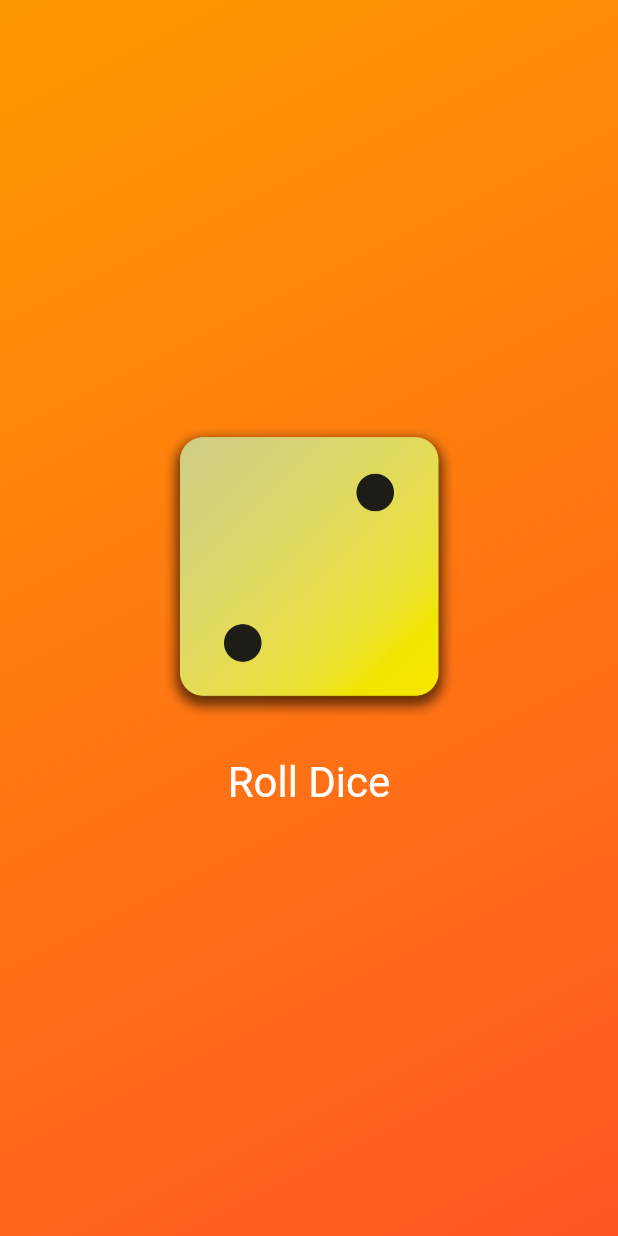
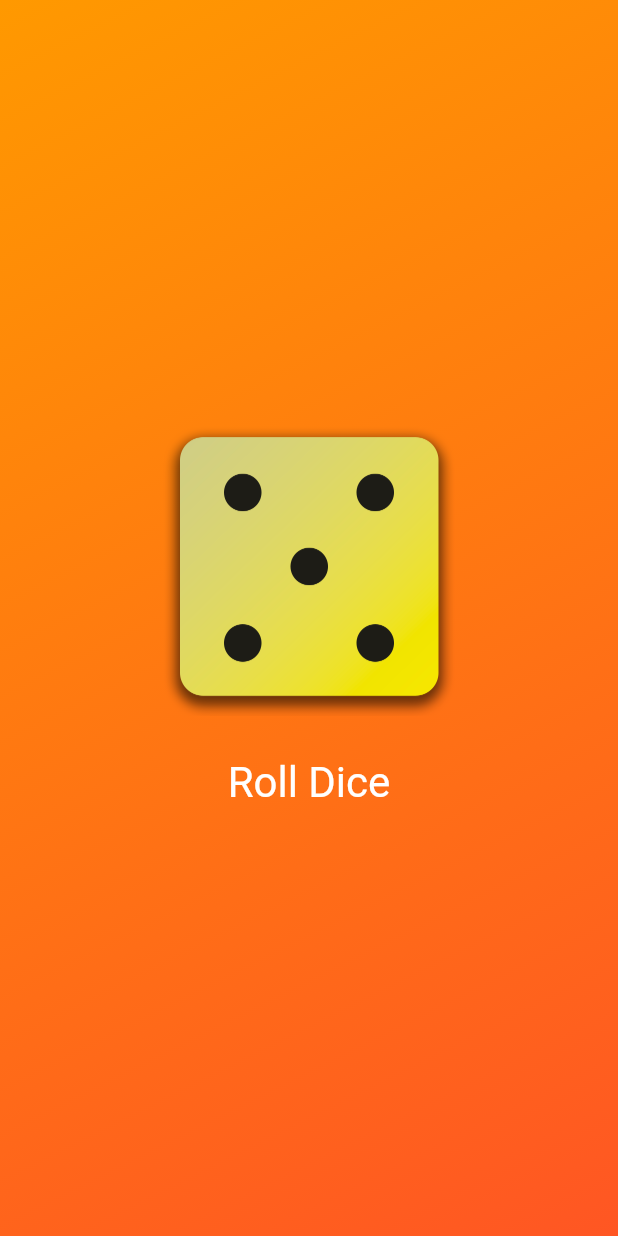
Before and after one commit to GuiKrause/roll_dice, a Flutter app: the screen it shows after launch, after a tap on "Roll Dice", on a phone screen of 412 x 824 dp. Run offline on Flutter 3.47's test engine with Material 3 defaults, Android fonts, the phone set to English and light mode, and no system bars.

```diff
--- /dev/null
+++ b/lib/dice_roller.dart
@@ -0,0 +1,47 @@
+import 'dart:math';
+
+import 'package:flutter/material.dart';
+
+final randomizer = Random();
+
+class DiceRoller extends StatefulWidget {
+  const DiceRoller({super.key});
+
+  @override
+  State<DiceRoller> createState() {
+    return _DiceRollerState();
+  }
+}
+
+class _DiceRollerState extends State<DiceRoller> {
+  var currentDiceRoll = 2;
+
+  void rollDice() {
+    setState(() {
+      currentDiceRoll = randomizer.nextInt(6) + 1;
+    });
+  }
+
+  @override
+  Widget build(context) {
+    return Column(
+      mainAxisAlignment: MainAxisAlignment.center,
+      children: [
+        Image.asset(
+          'assets/images/dice-$currentDiceRoll.png',
+          width: 200,
+        ),
+        const SizedBox(
+          height: 20,
+        ),
+        TextButton(
+          onPressed: rollDice,
+          style: TextButton.styleFrom(
+              foregroundColor: Colors.white,
+              textStyle: const TextStyle(fontSize: 28)),
+          child: const Text('Roll Dice'),
+        )
+      ],
+    );
+  }
+}
--- a/lib/gradient_container.dart
+++ b/lib/gradient_container.dart
@@ -1,4 +1,5 @@
 import 'package:flutter/material.dart';
+import 'package:roll_dice/dice_roller.dart';
 
 const startAlignment = Alignment.topLeft;
 const endAlignment = Alignment.bottomRight;
@@ -8,10 +9,6 @@ class GradientContainer extends StatelessWidget {
 
   final Color color1;
   final Color color2;
-
-  void rollDice() {
-
-  }
 
   @override
   Widget build(context) {
@@ -26,25 +23,8 @@ class GradientContainer extends StatelessWidget {
           end: endAlignment,
         ),
       ),
-      child: Center(
-        child: Column(
-          mainAxisAlignment: MainAxisAlignment.center,
-          children: [
-            Image.asset('assets/images/dice-2.png', width: 200,),
-            const SizedBox(
-              height: 20,
-            ),
-            TextButton(
-              onPressed: rollDice,
-              style: TextButton.styleFrom(
-                foregroundColor: Colors.white,
-                textStyle: const TextStyle(
-                  fontSize: 28
-                )
-              ),
-              child: const Text('Roll Dice'),)
-          ],
-        ),
+      child: const Center(
+        child: DiceRoller(),
       ),
     );
   }
--- a/lib/main.dart
+++ b/lib/main.dart
@@ -3,12 +3,12 @@ import 'package:roll_dice/gradient_container.dart';
 
 void main() {
   runApp(
-    const MaterialApp(
+    MaterialApp(
       home: Scaffold(
         backgroundColor: Colors.deepOrangeAccent,
         body: GradientContainer(
-          Color.fromARGB(255, 255, 153, 0),
-          Color.fromARGB(255, 255, 86, 35),
+          const Color.fromARGB(255, 255, 153, 0),
+          const Color.fromARGB(255, 255, 86, 35),
         ),
       ),
     ),
```
